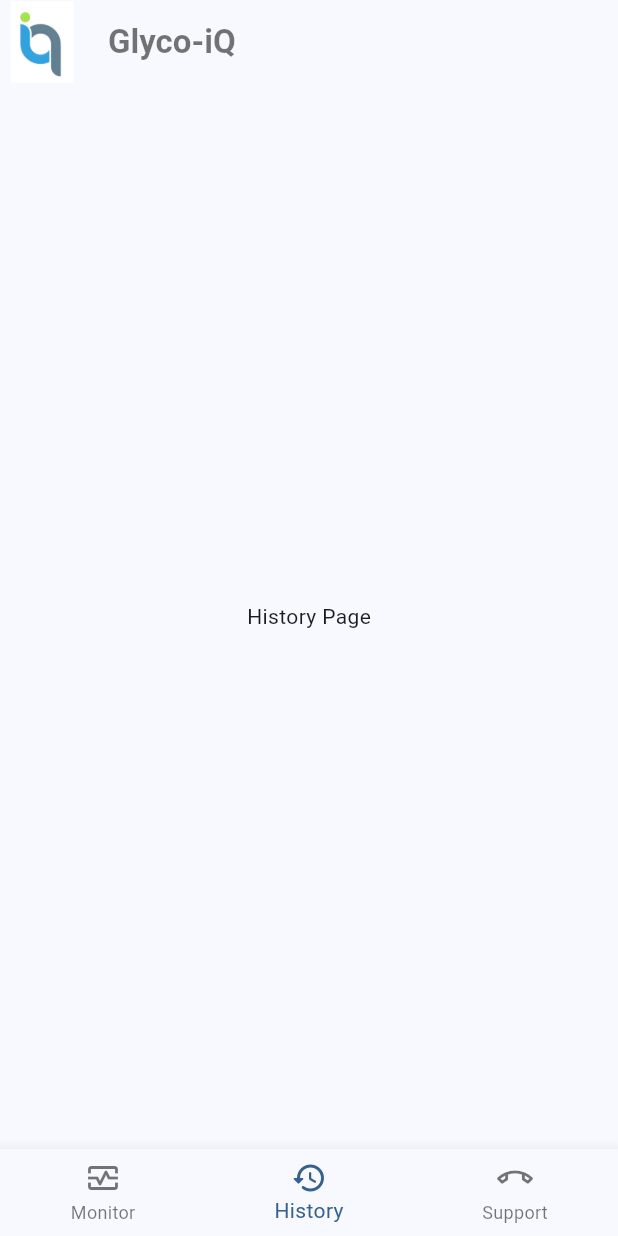
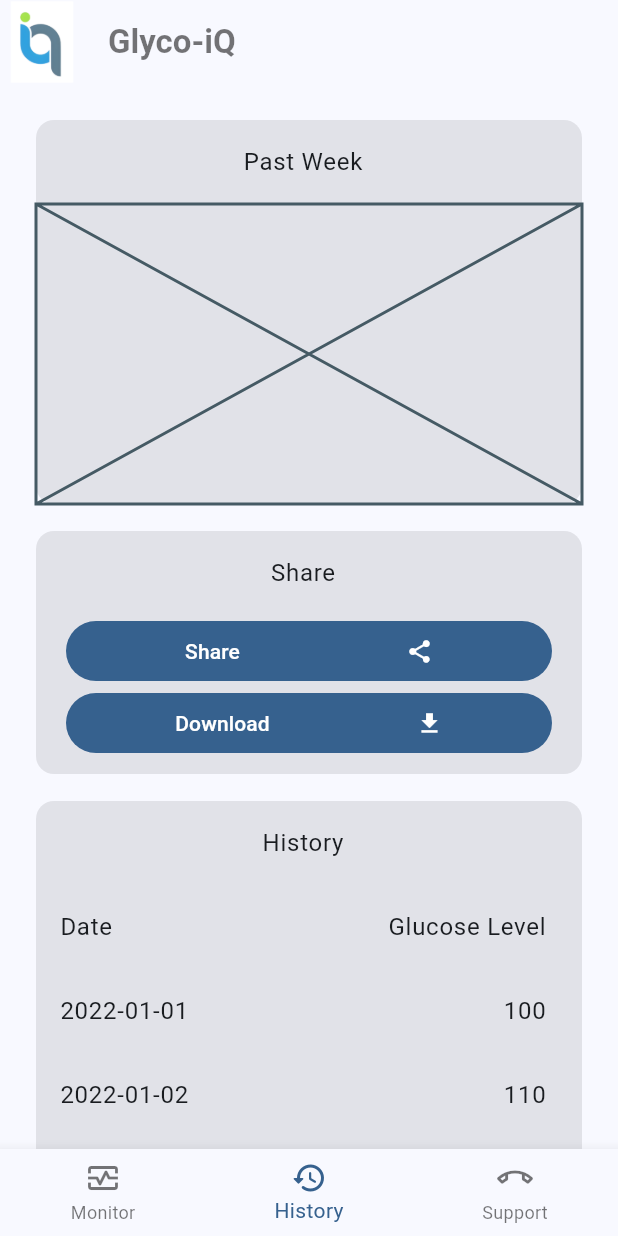
Before and after one commit to NilaknaW/Glyco-iQ-App, a Flutter app: the screen it shows after launch, item 2 of the bottom bar chosen, on a phone screen of 412 x 824 dp. Run offline on Flutter 3.47's test engine with Material 3 defaults, Android fonts, the phone set to English and light mode, and no system bars; Roboto replaces fonts that are missing (Montserrat).

Commit message:
responsive design. home pg layout. history pg build. support pg update

```diff
--- a/glycoiqapp/lib/main.dart
+++ b/glycoiqapp/lib/main.dart
@@ -18,7 +18,7 @@ class MainApp extends StatelessWidget {
         useMaterial3: true,
         fontFamily: 'Montserrat',
       ),
-      home: HomePage(),
+      home: const HomePage(),
       debugShowCheckedModeBanner: false,
     );
   }
--- a/glycoiqapp/lib/navigator/navigator.dart
+++ b/glycoiqapp/lib/navigator/navigator.dart
@@ -4,7 +4,7 @@ import '/pages/history_pg.dart';
 import '/pages/support_pg.dart';
 
 class HomePage extends StatefulWidget {
-  const HomePage({Key? key}) : super(key: key);
+  const HomePage({super.key});
 
   @override
   State<HomePage> createState() => _HomePageState();
--- a/glycoiqapp/lib/pages/history_pg.dart
+++ b/glycoiqapp/lib/pages/history_pg.dart
@@ -1,7 +1,8 @@
+
 import 'package:flutter/material.dart';
 
 class HistoryPage extends StatefulWidget {
-  const HistoryPage({Key? key}) : super(key: key);
+  const HistoryPage({super.key});
 
   @override
   State<HistoryPage> createState() => _HistoryPageState();
@@ -10,8 +11,123 @@ class HistoryPage extends StatefulWidget {
 class _HistoryPageState extends State<HistoryPage> {
   @override
   Widget build(BuildContext context) {
-    return const Center(
-      child: Text('History Page'),
+    return SingleChildScrollView(
+      child: Padding(
+        padding: const EdgeInsets.all(20),
+        child: Column(
+          children: [
+            graph(),
+            share(),
+            history(),
+          ],
+        ),
+      ),
     );
   }
 }
+
+Widget graph() {
+  return Container(
+    padding: const EdgeInsets.only(bottom: 10),
+    child: const Card.filled(
+      child: Column(
+        mainAxisAlignment: MainAxisAlignment.spaceEvenly,
+        children: [
+          ListTile(title: Center(child: Text('Past Week'))),
+          Placeholder(
+            fallbackHeight: 200,
+          ) // add graph here
+        ],
+      ),
+    ),
+  );
+}
+
+Widget share() {
+  return Container(
+    padding: const EdgeInsets.only(bottom: 10),
+    child: Card.filled(
+      child: Column(
+        children: [
+          const ListTile(title: Center(child: Text('Share'))),
+          Container(
+            padding: const EdgeInsets.only(left: 20, right: 20),
+            child: FilledButton(
+              onPressed: () {},
+              child: const Row(
+                mainAxisAlignment: MainAxisAlignment.spaceAround,
+                children: [Text('Share'), Icon(Icons.share)],
+              ),
+            ),
+          ),
+          Container(
+            padding: const EdgeInsets.only(left: 20, right: 20, bottom: 10),
+            child: FilledButton(
+              onPressed: () {},
+              child: const Row(
+                mainAxisAlignment: MainAxisAlignment.spaceAround,
+                children: [Text('Download'), Icon(Icons.download)],
+              ),
+            ),
+          ),
+        ],
+      ),
+    ),
+  );
+}
+
+Widget history() {
+  return Container(
+    padding: const EdgeInsets.only(bottom: 10),
+    child: Card.filled(
+      child: Column(
+        mainAxisAlignment: MainAxisAlignment.spaceEvenly,
+        children: [
+          const ListTile(title: Center(child: Text('History'))),
+          logs(),
+        ],
+      ),
+    ),
+  );
+}
+
+Widget logs() {
+  // here we will fetch data from the database
+  List data = [
+    {'date': '2022-01-01', 'glucose': '100'},
+    {'date': '2022-01-02', 'glucose': '110'},
+    {'date': '2022-01-03', 'glucose': '120'},
+    {'date': '2022-01-04', 'glucose': '130'},
+    {'date': '2022-01-05', 'glucose': '140'},
+    {'date': '2022-01-06', 'glucose': '150'},
+    {'date': '2022-01-07', 'glucose': '160'},
+    {'date': '2022-01-08', 'glucose': '170'},
+    {'date': '2022-01-09', 'glucose': '180'},
+    {'date': '2022-01-10', 'glucose': '190'},
+  ];
+
+  // return the list of logs
+  return Column(
+    children: [
+      const ListTile(
+        title: Row(
+          mainAxisAlignment: MainAxisAlignment.spaceBetween,
+          children: [
+            Text('Date'),
+            Text('Glucose Level'),
+          ],
+        ),
+      ),
+      for (int i = 0; i < 10; i++)
+        ListTile(
+          title: Row(
+            mainAxisAlignment: MainAxisAlignment.spaceBetween,
+            children: [
+              Text(data[i]['date']),
+              Text(data[i]['glucose']),
+            ],
+          ),
+        ),
+    ],
+  );
+}
```
Also changed, not shown: glycoiqapp/lib/pages/monitor_pg.dart (+43 -35 lines), glycoiqapp/lib/pages/support_pg.dart (+25 -6 lines).
